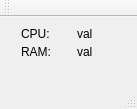
This is GameTool/gametoolgui.ui in Sleicreider/GameTool as Qt 5 draws it before an edit. The edited form follows.
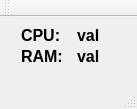
This is the edited form.

```diff
--- a/GameTool/gametoolgui.ui
+++ b/GameTool/gametoolgui.ui
@@ -20,7 +20,7 @@
       <x>10</x>
       <y>0</y>
       <width>128</width>
-      <height>51</height>
+      <height>58</height>
      </rect>
     </property>
     <layout class="QVBoxLayout" name="verticalLayout">
@@ -28,6 +28,13 @@
       <layout class="QHBoxLayout" name="horizontalLayout_3">
        <item>
         <widget class="QLabel" name="label_cpu">
+         <property name="font">
+          <font>
+           <pointsize>12</pointsize>
+           <weight>75</weight>
+           <bold>true</bold>
+          </font>
+         </property>
          <property name="text">
           <string>CPU:</string>
          </property>
@@ -35,6 +42,13 @@
        </item>
        <item>
         <widget class="QLabel" name="label_edit_cpu">
+         <property name="font">
+          <font>
+           <pointsize>12</pointsize>
+           <weight>75</weight>
+           <bold>true</bold>
+          </font>
+         </property>
          <property name="text">
           <string>val</string>
          </property>
@@ -46,6 +60,13 @@
       <layout class="QHBoxLayout" name="horizontalLayout">
        <item>
         <widget class="QLabel" name="label_ram">
+         <property name="font">
+          <font>
+           <pointsize>12</pointsize>
+           <weight>75</weight>
+           <bold>true</bold>
+          </font>
+         </property>
          <property name="text">
           <string>RAM:</string>
          </property>
@@ -53,6 +74,13 @@
        </item>
        <item>
         <widget class="QLabel" name="label_edit_ram">
+         <property name="font">
+          <font>
+           <pointsize>12</pointsize>
+           <weight>75</weight>
+           <bold>true</bold>
+          </font>
+         </property>
          <property name="text">
           <string>val</string>
          </property>
```
Left out of the diff: 2 changed lines with no effect on the pictures.
